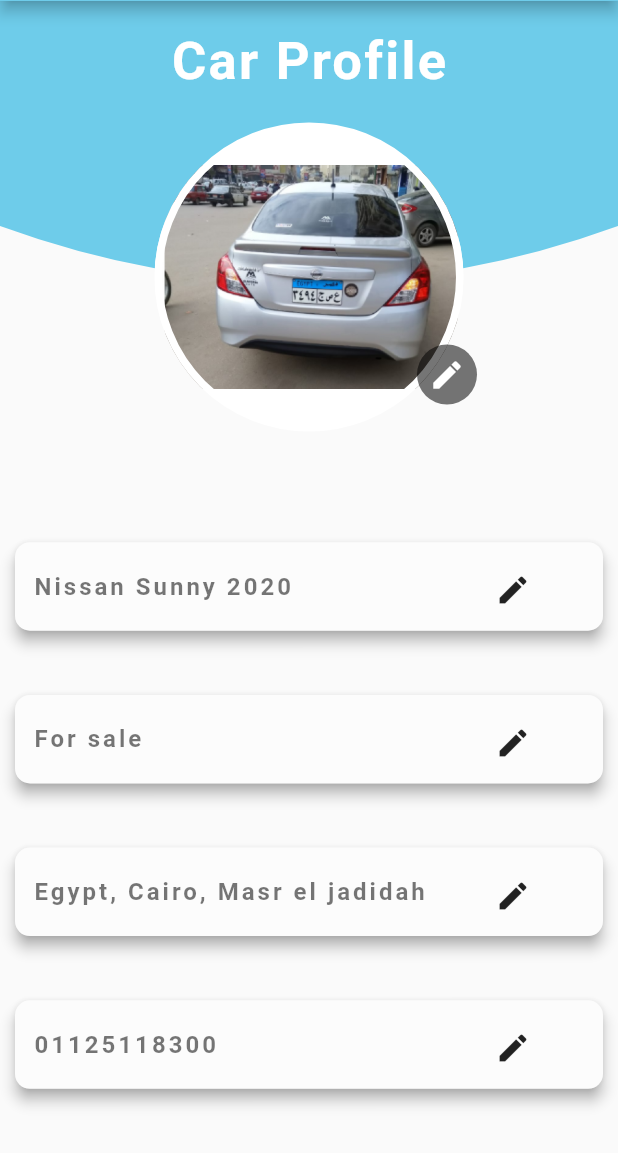
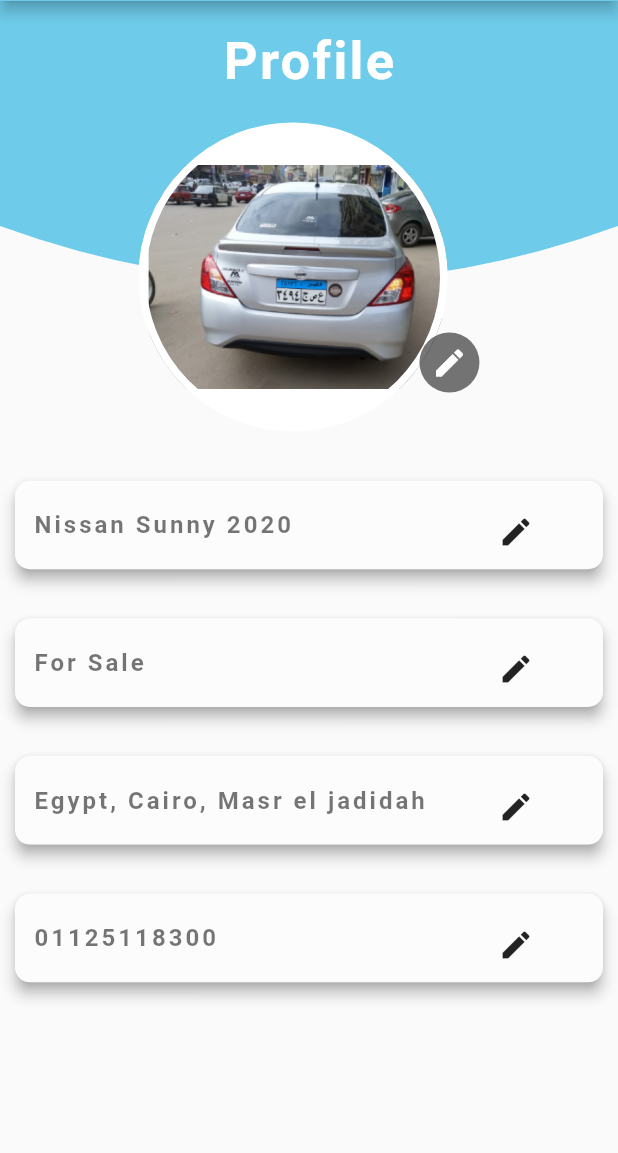
Before and after one commit to KhaledLoay99/qr_code_flutter_project, a Flutter app: the carProfile screen opened directly, on a phone screen of 412 x 824 dp, the part 83-1236 px from its top. Run offline on Flutter 3.47's test engine with Material 2 defaults, Android fonts, the phone set to English and light mode, and no system bars.

Commit message:
Profile and carProfile

```diff
--- a/lib/main.dart
+++ b/lib/main.dart
@@ -1,10 +1,11 @@
 import 'package:flutter/material.dart';
 import 'package:Dcode/ui/signup.dart';
 import 'package:Dcode/ui/profile.dart';
+import 'package:Dcode/ui/carProfile.dart';
 
 void main() {
   runApp(new MaterialApp(
     title: "Dcode App",
-    home: new Signup(),
+    home: new carProfile(),
   ));
 }
--- a/lib/ui/carProfile.dart
+++ b/lib/ui/carProfile.dart
@@ -8,15 +8,105 @@
 }
 
 class _carProfileState extends State<carProfile> {
-  Widget textfield({@required String hintText}) {
+  final TextEditingController _controller = new TextEditingController();
+  TextFormField test;
+  bool _isEnabled;
+  static final validCharacters = RegExp(r"^[a-zA-Z]+$");
+  final _formKey = GlobalKey<FormState>();
+  TextEditingController _customController;
+  createAlertDialog(BuildContext context, String type, String val) {
+    _customController = new TextEditingController(text: val);
+    return showDialog(
+        context: context,
+        builder: (context) {
+          return AlertDialog(
+            title: Text("Your $type"),
+            content: Container(
+              height: 125,
+              width: 250,
+              child: Form(
+                key: _formKey,
+                child: Column(
+                  children: [
+                    TextFormField(
+                      validator: (value) {
+                        if (type == "FirstName") {
+                          if (value.isEmpty) {
+                            return 'Please Enter First Name';
+                          }
+                          if (value.length < 3) {
+                            return 'First Name is too short';
+                          }
+                          if (value.length > 18) {
+                            return 'First Name is too long';
+                          }
+                          if (!validCharacters.hasMatch(value)) {
+                            return 'First Name should be alphabets only';
+                          }
+                          return null;
+                        }
+                        if (type == "LastName") {
+                          if (value.isEmpty) {
+                            return 'Please Enter Last Name';
+                          }
+                          if (value.length < 3) {
+                            return 'Last Name is too short';
+                          }
+
+                          if (value.length > 18) {
+                            return 'Last Name is too long';
+                          }
+                          if (!validCharacters.hasMatch(value)) {
+                            return 'Last Name should be alphabets only';
+                          }
+                          return null;
+                        }
+                        if (type == "Email") {
+                          if (value.isEmpty) {
+                            return 'Please Enter Username';
+                          }
+                          if (value.length > 25) {
+                            return 'Username is too long';
+                          }
+                          if (value.length < 11) {
+                            return 'Username is too short';
+                          }
+                          if (!value.contains('@dcode.com')) {
+                            return 'username should end with @decode.com';
+                          }
+                          return null;
+                        }
+                      },
+                      controller: _customController,
+                    ),
+                    MaterialButton(
+                      elevation: 5.0,
+                      child: Text('Submit'),
+                      onPressed: () {
+                        if (_formKey.currentState.validate()) {
+                          // If the form is valid, Go to Home screen.
+                        }
+                      },
+                    )
+                  ],
+                ),
+              ),
+            ),
+          );
+        });
+  }
+
+  Widget textfield({@required String hintText, String type}) {
     return Material(
         elevation: 4,
         shadowColor: Colors.grey,
         shape: RoundedRectangleBorder(
           borderRadius: BorderRadius.circular(10),
         ),
+        child: Form(
           child: Stack(children: [
-          TextField(
+            test = TextFormField(
+              enabled: false,
               decoration: InputDecoration(
                   hintText: hintText,
                   hintStyle: TextStyle(
@@ -32,47 +122,36 @@
             ),
             Row(children: [
               Container(
-              padding: EdgeInsets.only(left: 320, top: 20),
-              child: Icon(Icons.edit),
+                padding: EdgeInsets.only(left: 310, top: 10),
+                child: IconButton(
+                  icon: Icon(Icons.edit),
+                  onPressed: () {
+                    createAlertDialog(context, type, hintText);
+                  },
+                ),
               )
             ])
-        ]));
+          ]),
+        ));
   }
 
   @override
   Widget build(BuildContext context) {
     return Scaffold(
+      resizeToAvoidBottomInset: false,
       appBar: new AppBar(
         title: Image.asset('images/Dcode_home.jpg', fit: BoxFit.cover),
         leading: IconButton(
           icon: Icon(Icons.arrow_back),
           onPressed: () {},
         ),
-//          title: new Text("Login"),
         backgroundColor: const Color.fromRGBO(110, 204, 234, 1.0),
       ),
-      body: Stack(
+      body: ListView(children: [
+        Stack(
           alignment: Alignment.center,
           children: [
-          Column(
-            mainAxisAlignment: MainAxisAlignment.end,
-            children: [
-              Container(
-                height: 450,
-                width: double.infinity,
-                margin: EdgeInsets.symmetric(horizontal: 10),
-                child: Column(
-                  mainAxisAlignment: MainAxisAlignment.spaceEvenly,
-                  children: [
-                    textfield(hintText: 'Nissan Sunny 2020'),
-                    textfield(hintText: 'For sale'),
-                    textfield(hintText: 'Egypt, Cairo, Masr el jadidah'),
-                    textfield(hintText: '01125118300'),
-                  ],
-                ),
-              )
-            ],
-          ),
+            Stack(alignment: Alignment.topCenter, children: [
               CustomPaint(
                 child: Container(
                   width: MediaQuery.of(context).size.width,
@@ -80,13 +159,16 @@
                 ),
                 painter: HeaderCurvedContainer(),
               ),
-          Column(
+              Container(
+                alignment: Alignment.topCenter,
+                child: Column(
+                  mainAxisAlignment: MainAxisAlignment.start,
                   crossAxisAlignment: CrossAxisAlignment.center,
                   children: [
                     Padding(
                       padding: EdgeInsets.all(20),
                       child: Text(
-                  "Car Profile",
+                        "Profile",
                         style: TextStyle(
                           fontSize: 35,
                           letterSpacing: 1.5,
@@ -95,21 +177,25 @@
                         ),
                       ),
                     ),
+                    Stack(
+                      children: [
                         Container(
-                padding: EdgeInsets.all(10.0),
+                          alignment: Alignment.center,
+                          //padding: EdgeInsets.all(0.0),
                           width: MediaQuery.of(context).size.width / 2,
                           height: MediaQuery.of(context).size.width / 2,
                           decoration: BoxDecoration(
                               border: Border.all(color: Colors.white, width: 5),
                               shape: BoxShape.circle,
                               color: Colors.white,
-                    image:
-                        DecorationImage(image: AssetImage('images/car.png'))),
-              )
-            ],
+                              image: DecorationImage(
+                                  image: AssetImage('images/car.png'))),
                         ),
-          Padding(
-            padding: EdgeInsets.only(bottom: 270, left: 184),
+                        Container(
+                          padding: EdgeInsets.only(
+                              top: 140,
+                              left: MediaQuery.of(context).size.width / 2.2),
+                          margin: EdgeInsets.only(bottom: 50),
                           child: CircleAvatar(
                             backgroundColor: Colors.black54,
                             child: IconButton(
@@ -122,6 +208,35 @@
                         ),
                       ],
                     ),
+                  ],
+                ),
+              ),
+            ]),
+            Column(
+              mainAxisAlignment: MainAxisAlignment.spaceAround,
+              children: [
+                Container(
+                  padding: EdgeInsets.only(top: 150),
+                  height: 550,
+                  width: double.infinity,
+                  margin: EdgeInsets.symmetric(horizontal: 10),
+                  child: Column(
+                    mainAxisAlignment: MainAxisAlignment.spaceEvenly,
+                    children: [
+                      textfield(hintText: 'Nissan Sunny 2020', type: "CarName"),
+                      textfield(hintText: 'For Sale', type: "Status"),
+                      textfield(
+                          hintText: 'Egypt, Cairo, Masr el jadidah',
+                          type: "Location"),
+                      textfield(hintText: '01125118300', type: "Number"),
+                    ],
+                  ),
+                )
+              ],
+            ),
+          ],
+        ),
+      ]),
     );
   }
 }
@@ -131,9 +246,9 @@
   void paint(Canvas canvas, Size size) {
     Paint paint = Paint()..color = Color.fromRGBO(110, 204, 234, 1.0);
     Path path = Path()
-      ..relativeLineTo(0, 150)
+      ..lineTo(0, 150)
       ..quadraticBezierTo(size.width / 2, 225, size.width, 150)
-      ..relativeLineTo(0, -150)
+      ..lineTo(size.width, 0)
       ..close();
     canvas.drawPath(path, paint);
   }
--- a/lib/ui/profile.dart
+++ b/lib/ui/profile.dart
@@ -195,7 +195,9 @@
                                   image: AssetImage('images/profile.jpg'))),
                         ),
                         Container(
-                          padding: EdgeInsets.only(top: 140, left: 184),
+                          padding: EdgeInsets.only(
+                              top: 140,
+                              left: MediaQuery.of(context).size.width / 2.2),
                           margin: EdgeInsets.only(bottom: 50),
                           child: CircleAvatar(
                             backgroundColor: Colors.black54,
```
Lines whose indentation alone changed are shown as unchanged.
